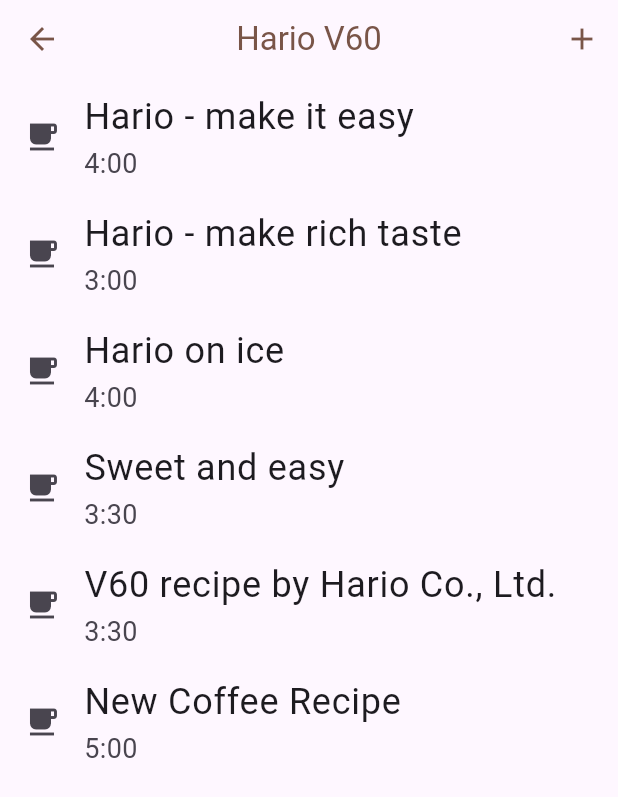
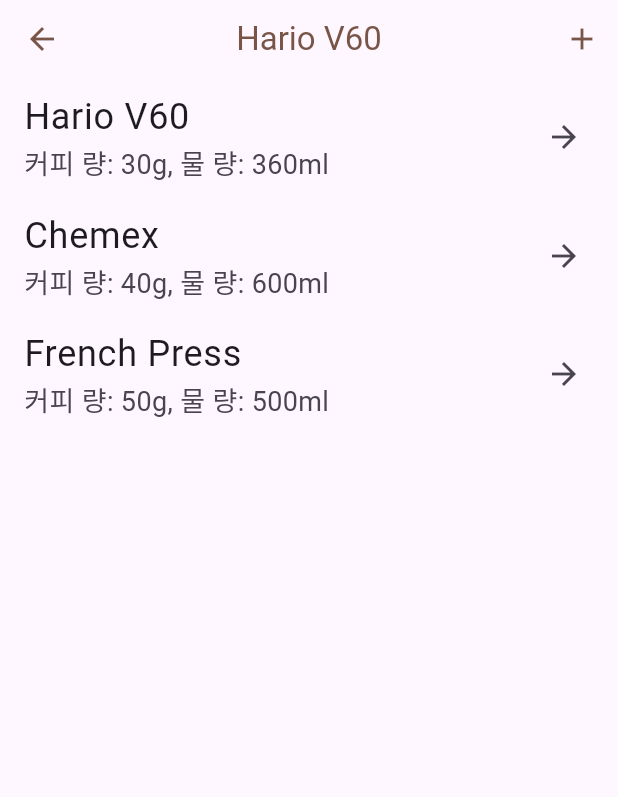
Before and after one commit to Daesun97/Kdrip, a Flutter app: the HarioV60Recipe screen opened directly, after a tap on the "add" icon, on a phone screen of 412 x 824 dp. Shown: the top 797 px of the screen. Run offline on Flutter 3.47's test engine with Material 3 defaults, Android fonts, the phone set to English and light mode, and no system bars; our stand-ins replace freezed_annotation, shared_preferences; accounts and stored records are empty; Roboto replaces fonts that are missing (Kotra_Son).

Commit message:
모델에러

```diff
--- a/lib/recipe_model/recipe_model.dart
+++ b/lib/recipe_model/recipe_model.dart
@@ -6,13 +6,13 @@
 @freezed
 class CoffeeRecipe with _$CoffeeRecipe {
   const factory CoffeeRecipe({
-    required String recipeName,
-    required String degree,
     required int coffeeBeansAmount,
     required int waterAmount,
     required int waterTemperature,
     required int totalTime,
     required List<Map<String, int>> extractionSteps,
+    String? recipeName,
+    String? degree,
   }) = _CoffeeRecipe;
 
   factory CoffeeRecipe.fromJson(Map<String, dynamic> json) =>
--- a/lib/screens/drip_details/hario_V60.dart
+++ b/lib/screens/drip_details/hario_V60.dart
@@ -1,5 +1,6 @@
 import 'dart:convert';
 
+import 'package:drip/recipe_model/recipe_model.dart';
 import 'package:drip/screens/drip_details/recipe_detial_screen.dart';
 import 'package:flutter/material.dart';
 import 'package:shared_preferences/shared_preferences.dart';
@@ -12,7 +13,7 @@
 }
 
 class _HarioV60RecipeState extends State<HarioV60Recipe> {
-  List<Map<String, String>> coffeeRecipes = [];
+  List<CoffeeRecipe> coffeeRecipes = [];
 
   @override
   void initState() {
@@ -21,18 +22,19 @@
     _loadRecipes();
   }
 
-  recipe_tap(String? recipeName) {
+  recipe_tap(CoffeeRecipe recipe) {
     Navigator.push(
       context,
       MaterialPageRoute(
-        builder: (context) => RecipeDetialScreen(recipeName: recipeName),
+        builder: (context) => RecipeDetailScreen(recipe: recipe),
       ),
     );
   }
 
   Future<void> _saveRecipes() async {
     final SharedPreferences prefs = await SharedPreferences.getInstance();
-    String jsonString = jsonEncode(coffeeRecipes);
+    String jsonString =
+        jsonEncode(coffeeRecipes.map((recipe) => recipe.toJson()).toList());
     await prefs.setString('coffeeRecipes', jsonString);
   }
 
@@ -42,9 +44,9 @@
     if (jsonString != null) {
       List<dynamic> jsonList = jsonDecode(jsonString);
       setState(() {
-        coffeeRecipes = List<Map<String, String>>.from(
+        coffeeRecipes = List<CoffeeRecipe>.from(
           jsonList.map(
-            (item) => Map<String, String>.from(item),
+            (item) => CoffeeRecipe.fromJson(item as Map<String, dynamic>),
           ),
         );
       });
@@ -52,11 +54,48 @@
       // 새로운 레시피가 없으면 기존 레시피
       setState(() {
         coffeeRecipes = [
-          {'title': 'Hario - make it easy', 'time': '4:00'},
-          {'title': 'Hario - make rich taste', 'time': '3:00'},
-          {'title': 'Hario on ice', 'time': '4:00'},
-          {'title': 'Sweet and easy', 'time': '3:30'},
-          {'title': 'V60 recipe by Hario Co., Ltd.', 'time': '3:30'},
+          const CoffeeRecipe(
+            recipeName: 'Hario V60',
+            degree: null,
+            coffeeBeansAmount: 30,
+            waterAmount: 360,
+            waterTemperature: 92,
+            totalTime: 165,
+            extractionSteps: [
+              {'Bloom': 30},
+              {'Swirl': 10},
+              {'Pour Water': 50},
+              {'Wait': 30},
+              {'Pour Water': 45},
+            ],
+          ),
+          const CoffeeRecipe(
+            recipeName: 'Chemex',
+            degree: 'Medium-Dark',
+            coffeeBeansAmount: 40,
+            waterAmount: 600,
+            waterTemperature: 93,
+            totalTime: 210,
+            extractionSteps: [
+              {'Bloom': 40},
+              {'First Pour': 60},
+              {'Second Pour': 60},
+              {'Final Pour': 50},
+            ],
+          ),
+          const CoffeeRecipe(
+            recipeName: 'French Press',
+            degree: 'Dark',
+            coffeeBeansAmount: 50,
+            waterAmount: 500,
+            waterTemperature: 96,
+            totalTime: 240,
+            extractionSteps: [
+              {'Stir': 30},
+              {'Press': 60},
+              {'Pour': 60},
+            ],
+          ),
         ];
       });
     }
@@ -64,7 +103,6 @@
 
   void _addRecipe() {
     setState(() {
-      coffeeRecipes.add({'title': 'New Coffee Recipe', 'time': '5:00'});
       _saveRecipes();
     });
   }
@@ -84,11 +122,13 @@
       body: ListView.builder(
         itemCount: coffeeRecipes.length,
         itemBuilder: (context, index) {
+          final recipe = coffeeRecipes[index];
           return ListTile(
-            leading: const Icon(Icons.local_cafe),
-            title: Text(coffeeRecipes[index]['title']!),
-            subtitle: Text(coffeeRecipes[index]['time']!),
-            onTap: () => recipe_tap(coffeeRecipes[index]['title']),
+            title: Text(recipe.recipeName!),
+            subtitle: Text(
+                '커피 량: ${recipe.coffeeBeansAmount}g, 물 량: ${recipe.waterAmount}ml'),
+            trailing: const Icon(Icons.arrow_forward),
+            onTap: () => recipe_tap(recipe),
           );
         },
       ),
--- a/lib/screens/drip_details/recipe_detial_screen.dart
+++ b/lib/screens/drip_details/recipe_detial_screen.dart
@@ -1,21 +1,22 @@
 import 'package:drip/constants/sizes.dart';
+import 'package:drip/recipe_model/recipe_model.dart';
 import 'package:flutter/material.dart';
 
-class RecipeDetialScreen extends StatefulWidget {
-  final String? recipeName;
-  const RecipeDetialScreen({super.key, required this.recipeName});
+class RecipeDetailScreen extends StatefulWidget {
+  final CoffeeRecipe recipe;
+  const RecipeDetailScreen({super.key, required this.recipe});
 
   @override
-  State<RecipeDetialScreen> createState() => _RecipeDetialScreenState();
+  State<RecipeDetailScreen> createState() => _RecipeDetailScreenState();
 }
 
-class _RecipeDetialScreenState extends State<RecipeDetialScreen> {
+class _RecipeDetailScreenState extends State<RecipeDetailScreen> {
   @override
   Widget build(BuildContext context) {
-    print(widget.recipeName);
+    print(widget.recipe.recipeName);
     return Scaffold(
       appBar: AppBar(
-        title: Text('${widget.recipeName}'),
+        title: Text(widget.recipe.recipeName!),
       ),
       body: const Padding(
         padding: EdgeInsets.all(Sizes.size12),
--- a/lib/screens/dripper.dart
+++ b/lib/screens/dripper.dart
@@ -1,4 +1,4 @@
-import 'package:drip/screens/drip_details/hario_V60.dart';
+import 'package:drip/screens/drip_details/hario_v60.dart';
 import 'package:flutter/material.dart';
 
 class DrippersCreen extends StatelessWidget {
```
Also changed, not shown: lib/recipe_model/recipe_model.freezed.dart, lib/recipe_model/recipe_model.g.dart.
